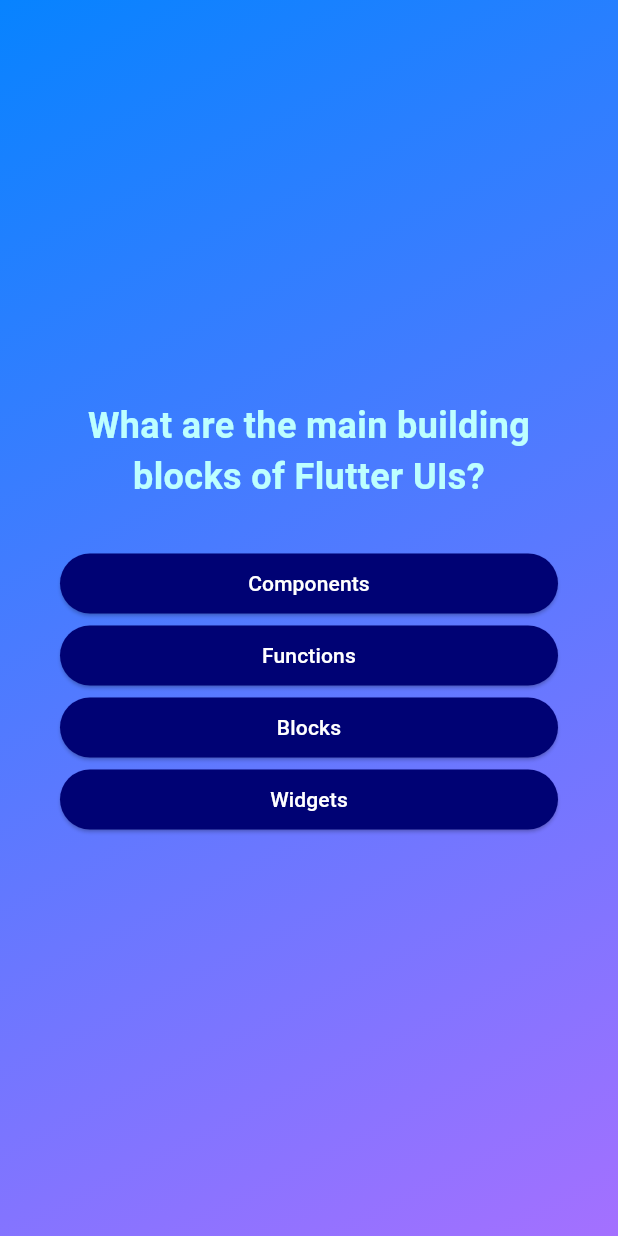
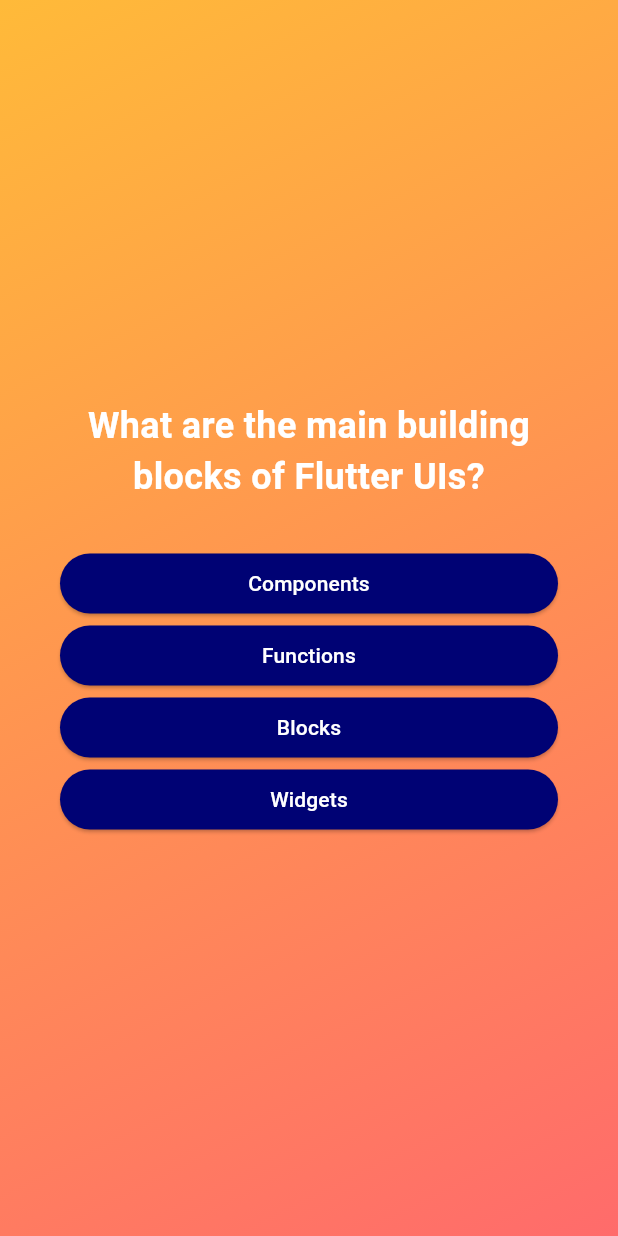
Before and after one commit to Mrhaneul/CSC322-Quiz_App_Upgrade, a Flutter app: the screen it shows after launch, after a tap on "Start Quiz", on a phone screen of 412 x 824 dp. Run offline on Flutter 3.47's test engine with Material 3 defaults, Android fonts, the phone set to English and light mode, and no system bars; our stand-ins replace flutter_rating_bar, google_fonts; Roboto replaces fonts that are missing (B612).

Commit message:
Theme & Rating feature added

```diff
--- a/lib/question_screen.dart
+++ b/lib/question_screen.dart
@@ -1,7 +1,6 @@
 import 'package:flutter/material.dart';
 import 'package:quiz_app/answer_button.dart';
 import 'package:quiz_app/data/questions.dart';
-import 'package:google_fonts/google_fonts.dart';
 // import 'package:step_progress_indicator/step_progress_indicator.dart';
 import 'package:quiz_app/questions_theme/question_theme.dart';
 
@@ -44,7 +43,12 @@ class _QuestionsScreenState extends State<QuestionsScreen> {
           mainAxisAlignment: MainAxisAlignment.center,
           crossAxisAlignment: CrossAxisAlignment.stretch,
           children: [
-            QuestionText(text: currentQuestion.text),
+            QuestionText(
+              text: currentQuestion.text,
+              fontsize: 24,
+              fontfamily: 'B612',
+              color: Colors.white,
+            ),
             const SizedBox(height: 30),
             ...currentQuestion.getShuffledAnswers().map((answer) {
               // Chained
--- a/lib/questions_summary/summary_item.dart
+++ b/lib/questions_summary/summary_item.dart
@@ -40,7 +40,7 @@ class SummaryItem extends StatelessWidget {
               Text(
                 itemData['user_answer'] as String,
                 style: const TextStyle(
-                  color: Color.fromARGB(255, 201, 126, 255),
+                  color: Color.fromARGB(255, 255, 0, 0),
                 ),
               ),
               Text(
--- a/lib/questions_theme/question_theme.dart
+++ b/lib/questions_theme/question_theme.dart
@@ -3,19 +3,27 @@ import 'package:google_fonts/google_fonts.dart';
 
 class QuestionText extends StatelessWidget {
   final String text;
+  final Color color;
+  final double fontsize;
+  final String fontfamily;
 
   const QuestionText({
     super.key,
     required this.text,
+    required this.color,
+    required this.fontsize,
+    required this.fontfamily,
   });
 
   @override
   Widget build(BuildContext context) {
     return Text(
       text,
-      style: GoogleFonts.b612(
-        color: const Color.fromARGB(255, 189, 255, 255),
-        fontSize: 24,
+      style: GoogleFonts.getFont(
+        fontfamily,
+        //replace it with fontfamily
+        color: color, // replace it with color
+        fontSize: fontsize,
         fontWeight: FontWeight.bold,
       ),
       textAlign: TextAlign.center,
--- a/lib/quiz.dart
+++ b/lib/quiz.dart
@@ -71,8 +71,8 @@ class _QuizState extends State<Quiz> {
           decoration: const BoxDecoration(
             gradient: LinearGradient(
               colors: [
-                Color.fromARGB(255, 7, 131, 255),
-                Color.fromARGB(255, 164, 112, 255),
+                Color.fromARGB(255, 255, 186, 57),
+                Color.fromARGB(255, 255, 107, 107),
               ],
               begin: Alignment.topLeft,
               end: Alignment.bottomRight,
--- a/lib/start_screen.dart
+++ b/lib/start_screen.dart
@@ -1,5 +1,4 @@
 import 'package:flutter/material.dart';
-import 'package:google_fonts/google_fonts.dart';
 import 'package:quiz_app/questions_theme/question_theme.dart';
 
 class StartScreen extends StatelessWidget {
@@ -29,12 +28,11 @@ class StartScreen extends StatelessWidget {
           SizedBox(
             height: 80,
           ),
-          Text(
-            'Learn Flutter the fun way!',
-            style: GoogleFonts.lato(
-              color: const Color.fromARGB(255, 194, 108, 255),
-              fontSize: 24,
-            ),
+          QuestionText(
+            text: 'Learn Flutter the fun way!',
+            fontsize: 24,
+            fontfamily: 'B612',
+            color: Colors.white,
           ),
           const SizedBox(height: 30),
           OutlinedButton.icon(
--- a/pubspec.yaml
+++ b/pubspec.yaml
@@ -35,6 +35,7 @@ dependencies:
   # Use with the CupertinoIcons class for iOS style icons.
   cupertino_icons: ^1.0.8
   google_fonts: ^6.3.1
+  flutter_rating_bar: ^4.0.1
 
 dev_dependencies:
   flutter_test:
```
Also changed, not shown: lib/questions_theme/question_ratingbar.dart (added, +63 -0 lines), lib/results_screen.dart (+48 -9 lines), pubspec.lock.
